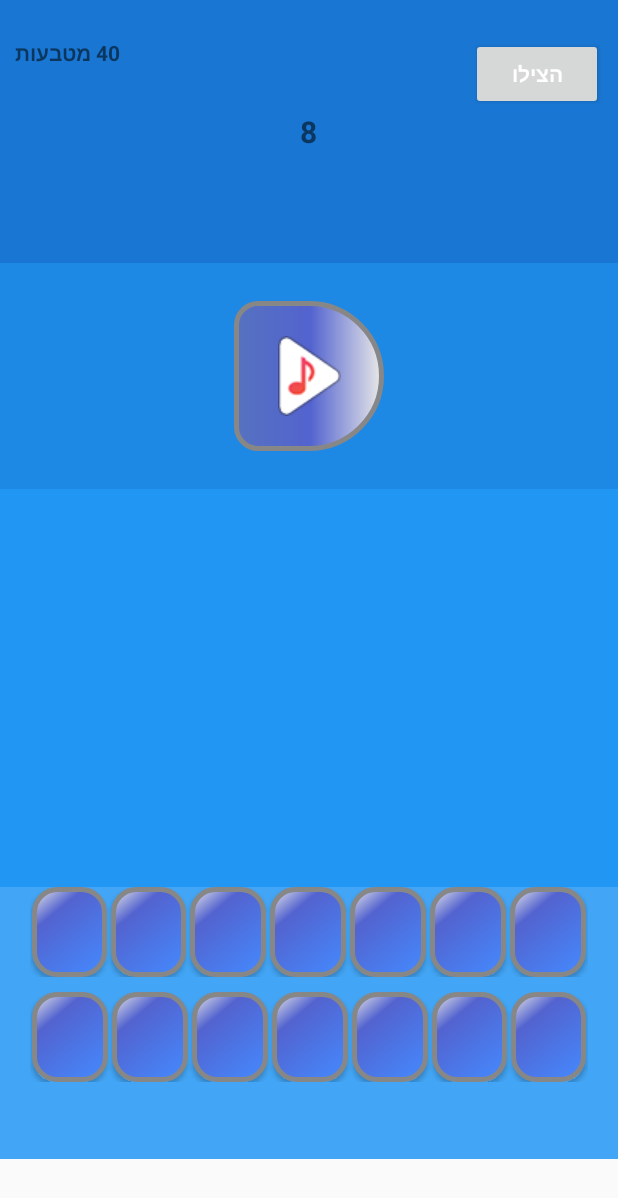
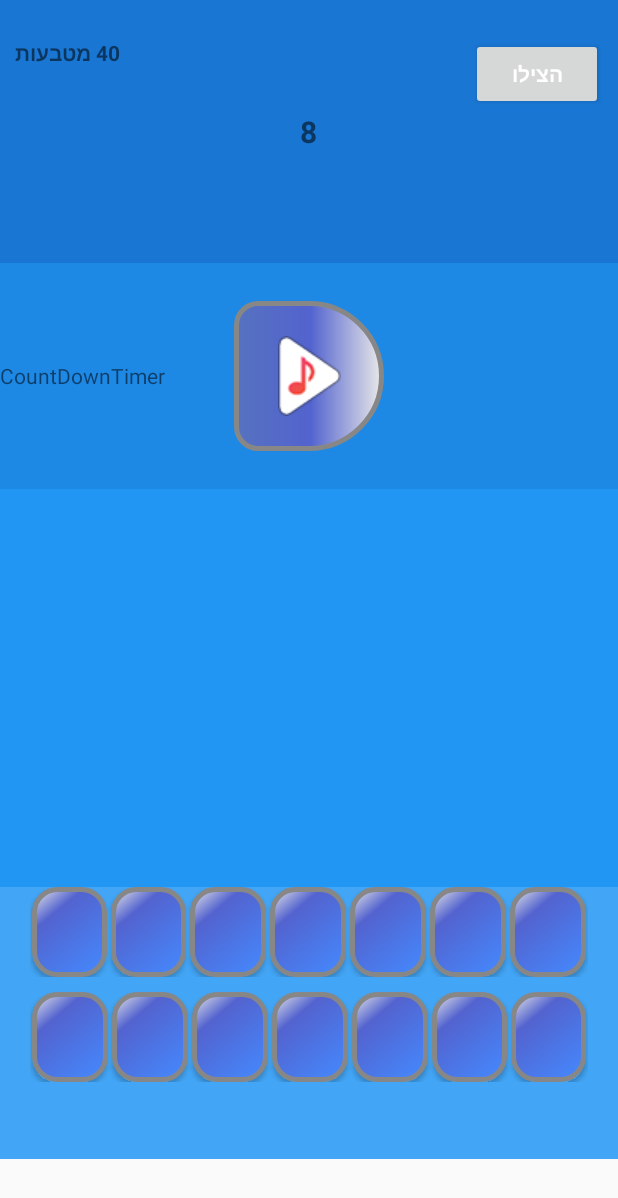
Before and after one commit to didi789/DTS, an Android app: the layout activity_game.xml on its own in the app's theme, with its tools: preview values and no code run, on a phone screen of 412 x 824 dp. Shown: the top 1198 px of the screen. Run offline under Robolectric (Android 15) with nearby library versions, the phone set to English and light mode, and no system bars; plain views replace AdView.

Commit message:
Merge branch 'master' of https://github.com/didi789/DTS
# Conflicts:
#	app/src/main/java/com/didi/dts/MainActivity.java

```diff
--- a/app/src/main/res/layout/activity_game.xml
+++ b/app/src/main/res/layout/activity_game.xml
@@ -75,6 +75,14 @@
             android:gravity="center"
             android:src="@drawable/playicon"
             android:textColor="#060308" />
+
+        <TextView
+            android:id="@+id/countDownTV"
+            android:layout_width="wrap_content"
+            android:layout_height="wrap_content"
+            android:layout_gravity="center_vertical"
+            android:gravity="center|start"
+            android:text="CountDownTimer" />
     </FrameLayout>
 
     <LinearLayout
```
Also changed, not shown: app/src/main/java/com/didi/dts/GameActivity.java (+50 -2 lines).
